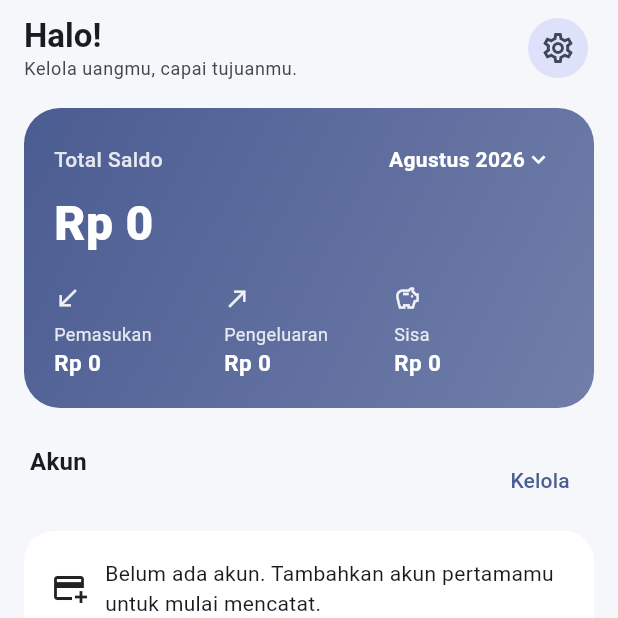
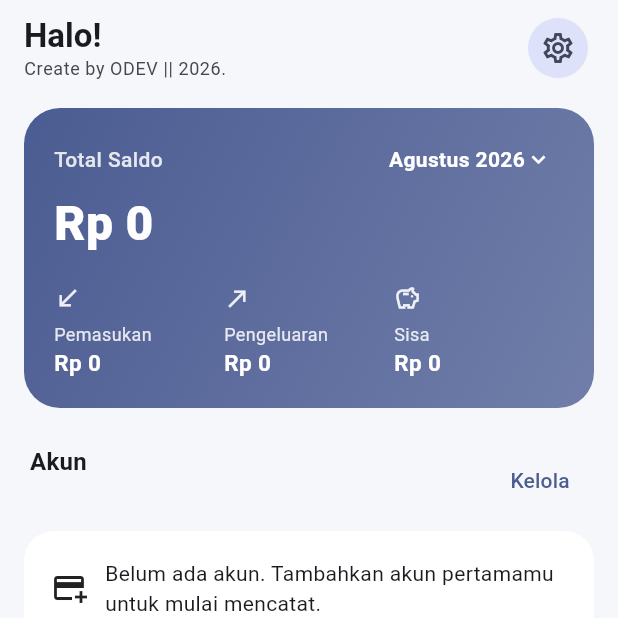
Before and after one commit to fauzanafif/DUITKU, a Flutter app: the DashboardScreen screen opened by its route, on a phone screen of 412 x 824 dp, the top half of it. Run offline on Flutter 3.47's test engine with Material 3 defaults, Android fonts, the phone set to English and light mode, and no system bars; our stand-ins replace fl_chart, flutter_local_notifications, flutter_riverpod, go_router, hive_ce_flutter, local_auth and 2 more; accounts and stored records are empty.

Commit message:
Update readme

```diff
--- a/lib/features/dashboard/dashboard_screen.dart
+++ b/lib/features/dashboard/dashboard_screen.dart
@@ -166,7 +166,7 @@ class _Greeting extends StatelessWidget {
                     ?.copyWith(fontWeight: FontWeight.w700),
               ),
               Text(
-                'Kelola uangmu, capai tujuanmu.',
+                'Create by ODEV || 2026.',
                 style: theme.textTheme.bodySmall
                     ?.copyWith(color: theme.colorScheme.onSurfaceVariant),
               ),
```
Also changed, not shown: 2 other files.
